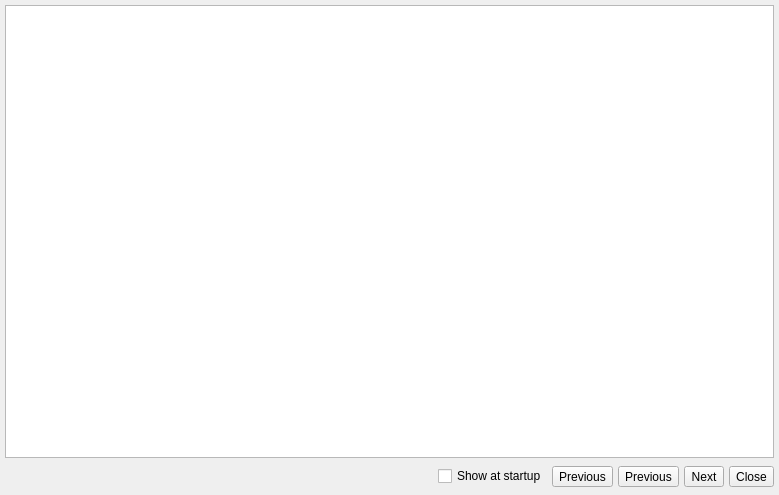
Before: the Qt Designer form libs/libgui/ui/tipofdayform.ui in pgmodeler/pgmodeler, drawn with Qt 5.
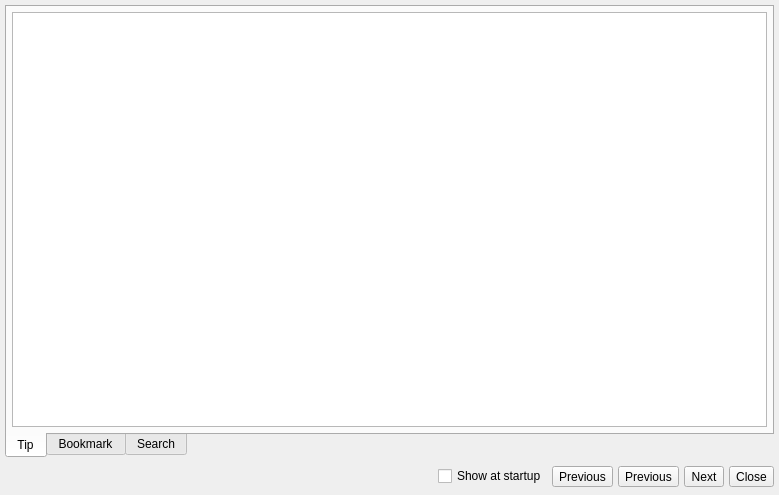
After: the same form once the commit is applied. Icons and pictures are not drawn.

The edit to the form file:
```diff
--- a/libs/libgui/ui/tipofdayform.ui
+++ b/libs/libgui/ui/tipofdayform.ui
@@ -30,10 +30,64 @@
     <number>5</number>
    </property>
    <item>
-    <widget class="QTextEdit" name="textEdit">
-     <property name="readOnly">
-      <bool>true</bool>
+    <widget class="QTabWidget" name="tabWidget">
+     <property name="tabPosition">
+      <enum>QTabWidget::TabPosition::South</enum>
      </property>
+     <property name="currentIndex">
+      <number>0</number>
+     </property>
+     <widget class="QWidget" name="tab">
+      <attribute name="icon">
+       <iconset resource="../res/resources.qrc">
+        <normaloff>:/icons/icons/tipofday.png</normaloff>:/icons/icons/tipofday.png</iconset>
+      </attribute>
+      <attribute name="title">
+       <string>Tip</string>
+      </attribute>
+      <layout class="QVBoxLayout" name="verticalLayout_2">
+       <property name="spacing">
+        <number>5</number>
+       </property>
+       <property name="leftMargin">
+        <number>5</number>
+       </property>
+       <property name="topMargin">
+        <number>5</number>
+       </property>
+       <property name="rightMargin">
+        <number>5</number>
+       </property>
+       <property name="bottomMargin">
+        <number>5</number>
+       </property>
+       <item>
+        <widget class="QTextEdit" name="textEdit">
+         <property name="readOnly">
+          <bool>true</bool>
+         </property>
+        </widget>
+       </item>
+      </layout>
+     </widget>
+     <widget class="QWidget" name="tab_2">
+      <attribute name="icon">
+       <iconset resource="../res/resources.qrc">
+        <normaloff>:/icons/icons/bookmark.png</normaloff>:/icons/icons/bookmark.png</iconset>
+      </attribute>
+      <attribute name="title">
+       <string>Bookmark</string>
+      </attribute>
+     </widget>
+     <widget class="QWidget" name="tab_3">
+      <attribute name="icon">
+       <iconset resource="../res/resources.qrc">
+        <normaloff>:/icons/icons/objselect.png</normaloff>:/icons/icons/objselect.png</iconset>
+      </attribute>
+      <attribute name="title">
+       <string>Search</string>
+      </attribute>
+     </widget>
     </widget>
    </item>
    <item>
```
